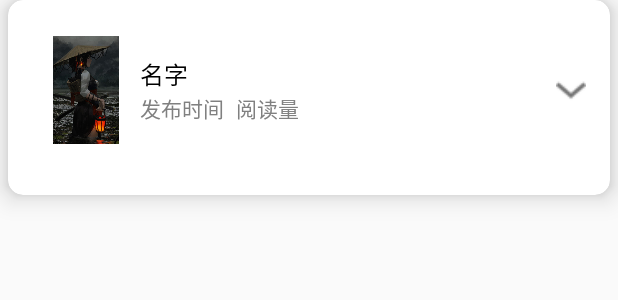
After one commit to GitHubAFeng/AFengAndroid, an Android app: the layout item_fuli_content.xml on its own in the app's theme, with its tools: preview values and no code run, on a phone screen of 412 x 824 dp. The commit adds this screen. Shown: the top 300 px of the screen. Run offline under Robolectric (Android 15) with nearby library versions, the phone set to English and light mode, and no system bars.

Commit message:
丰富福利内容

```diff
--- a/app/build.gradle
+++ b/app/build.gradle
@@ -190,6 +190,9 @@ dependencies {
     //图片选择库
     implementation 'com.zhihu.android:matisse:0.4.3'
 
+    //圆形图片头像
+    implementation 'de.hdodenhof:circleimageview:2.1.0'
+
     //腾讯第三方X5内核WedView
     implementation files('libs/tbs_sdk.jar')
 }
--- a/app/src/main/AndroidManifest.xml
+++ b/app/src/main/AndroidManifest.xml
@@ -154,6 +154,11 @@
             android:screenOrientation="portrait" />
 
         <activity
+            android:name=".ui.meizi.MeiZiActivity"
+            android:launchMode="singleTop"
+            android:screenOrientation="portrait" />
+
+        <activity
             android:name=".ui.fiction.FictionChapterActivity"
             android:launchMode="singleTop"
             android:screenOrientation="portrait" />
--- a/app/src/main/java/com/afeng/xf/ui/MainActivity.java
+++ b/app/src/main/java/com/afeng/xf/ui/MainActivity.java
@@ -29,6 +29,7 @@ import android.widget.TextView;
 import android.widget.Toast;
 
 import com.afeng.xf.base.BaseActivity;
+import com.afeng.xf.ui.fuli.FuLiFragment;
 import com.afeng.xf.widget.TBSWebView.WebEvent;
 import com.afeng.xf.widget.TBSWebView.X5WebViewActivity;
 import com.avos.avoscloud.AVException;
@@ -55,7 +56,6 @@ import com.afeng.xf.ui.home.AboutMeActivity;
 import com.afeng.xf.ui.home.MySearchEvent;
 import com.afeng.xf.ui.home.SimpleFragment;
 import com.afeng.xf.ui.home.UserInfoActivity;
-import com.afeng.xf.ui.meizi.MeiZiFragment;
 import com.afeng.xf.ui.more.MoreFragment;
 import com.afeng.xf.ui.movie.MovieFragment;
 import com.afeng.xf.utils.AFengUtils.AppImageMgr;
@@ -115,7 +115,7 @@ public class MainActivity extends BaseActivity implements View.OnClickListener,
     public String[] mTitles = {
             "首页",
             "小说",
-            "妹纸",
+            "福利",
             "读书",
             "电影",
             "更多"
@@ -126,7 +126,7 @@ public class MainActivity extends BaseActivity implements View.OnClickListener,
 
             SimpleFragment.getInstance(),
             FictionFragment.newInstance(),
-            MeiZiFragment.getInstance(),
+            FuLiFragment.getInstance(),
             BookFragment.newInstance(),
             MovieFragment.newInstance(),
             MoreFragment.getInstance()
--- /dev/null
+++ b/app/src/main/res/layout/item_fuli_content.xml
@@ -0,0 +1,95 @@
+<?xml version="1.0" encoding="utf-8"?>
+
+<!--app:cardBackgroundColor 设置CardView背景颜色--><!--app:cardCornerRadius 设置CardView圆角大小--><!--app:cardElevation 设置CardView阴影高度-->
+
+<android.support.v7.widget.CardView xmlns:android="http://schemas.android.com/apk/res/android"
+    xmlns:app="http://schemas.android.com/apk/res-auto"
+    android:id="@+id/item_meizi_root"
+    android:layout_width="match_parent"
+    android:layout_height="wrap_content"
+    android:layout_marginBottom="@dimen/card_margin"
+    android:layout_marginLeft="@dimen/card_margin"
+    android:layout_marginRight="@dimen/card_margin"
+    android:clickable="true"
+    android:foreground="?android:attr/selectableItemBackground"
+    app:cardCornerRadius="10dp"
+    app:cardElevation="10dp">
+
+    <RelativeLayout
+        style="@style/CardView.Content"
+        android:layout_width="match_parent"
+        android:layout_height="wrap_content"
+        android:orientation="horizontal">
+
+        <RelativeLayout
+            android:id="@+id/temp_fuli_01"
+            android:layout_width="match_parent"
+            android:layout_height="wrap_content">
+
+            <ImageView
+                android:id="@+id/item_fuli_content_photo"
+                android:layout_width="72dp"
+                android:layout_height="72dp"
+                android:layout_alignParentLeft="true"
+                android:src="@drawable/more_bg" />
+
+            <RelativeLayout
+                android:layout_width="wrap_content"
+                android:layout_height="wrap_content"
+                android:layout_centerVertical="true"
+                android:layout_toRightOf="@+id/item_fuli_content_photo">
+
+                <TextView
+                    android:id="@+id/item_fuli_content_name"
+                    android:layout_width="wrap_content"
+                    android:layout_height="wrap_content"
+                    android:text="名字"
+                    android:textColor="@color/black"
+                    android:textSize="16dp" />
+
+                <TextView
+                    android:id="@+id/item_fuli_content_time"
+                    android:layout_width="wrap_content"
+                    android:layout_height="wrap_content"
+                    android:layout_below="@+id/item_fuli_content_name"
+                    android:text="发布时间"
+                    android:textColor="@color/grey"
+                    android:textSize="14dp" />
+
+                <TextView
+                    android:id="@+id/item_fuli_content_watch"
+                    android:layout_width="wrap_content"
+                    android:layout_height="wrap_content"
+                    android:layout_below="@+id/item_fuli_content_name"
+                    android:layout_marginLeft="8dp"
+                    android:layout_toRightOf="@+id/item_fuli_content_time"
+                    android:text="阅读量"
+                    android:textColor="@color/grey"
+                    android:textSize="14dp" />
+
+            </RelativeLayout>
+
+
+            <ImageView
+                android:id="@+id/item_fuli_content_btn"
+                android:layout_width="20dp"
+                android:layout_height="20dp"
+                android:layout_alignParentRight="true"
+                android:layout_centerVertical="true"
+                android:src="@drawable/ic_expand_small_holo_light" />
+
+        </RelativeLayout>
+
+
+        <android.support.v7.widget.RecyclerView
+            android:id="@+id/item_fuli_content_subrv"
+            android:layout_width="wrap_content"
+            android:layout_height="wrap_content"
+            android:layout_below="@+id/temp_fuli_01"
+            android:layout_centerHorizontal="true"
+            android:layout_marginTop="10dp">
+
+        </android.support.v7.widget.RecyclerView>
+
+    </RelativeLayout>
+</android.support.v7.widget.CardView>
```
Also changed, not shown: app/src/main/java/com/afeng/xf/ui/fuli/FuLiContentBean.java (added, +58 -0 lines), app/src/main/java/com/afeng/xf/ui/fuli/FuLiFragment.java (added, +225 -0 lines), app/src/main/java/com/afeng/xf/ui/fuli/FuLiHeadBean.java (added, +58 -0 lines), app/src/main/java/com/afeng/xf/ui/meizi/MeiZiActivity.java (renamed from app/src/main/java/com/afeng/xf/ui/meizi/MeiZiFragment.java, +27 -34 lines), app/src/main/java/com/afeng/xf/utils/AFengUtils/AppImageMgr.java (+8 -0 lines), app/src/main/res/layout/activity_meizi.xml (added, +54 -0 lines), app/src/main/res/layout/fragment_fuli.xml (added, +61 -0 lines), app/src/main/res/layout/fragment_meizi.xml (deleted, +0 -22 lines), app/src/main/res/layout/item_fuli_head.xml (added, +28 -0 lines), app/src/main/res/drawable-xxhdpi/fuli_head_meizi.jpg (added).
